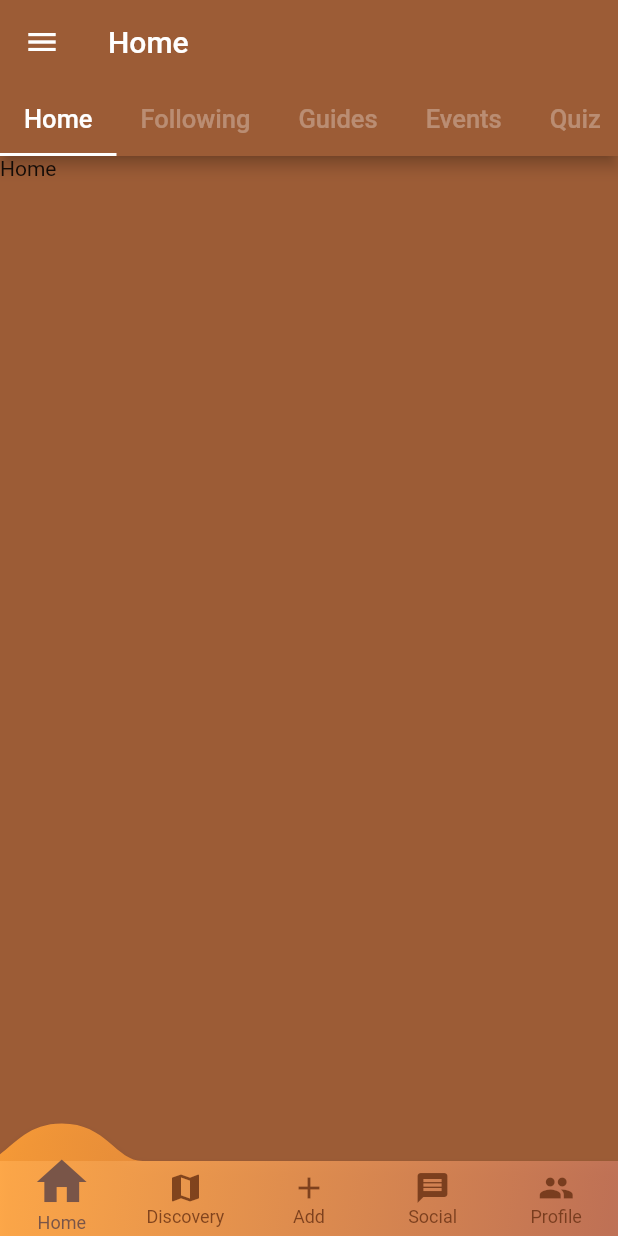
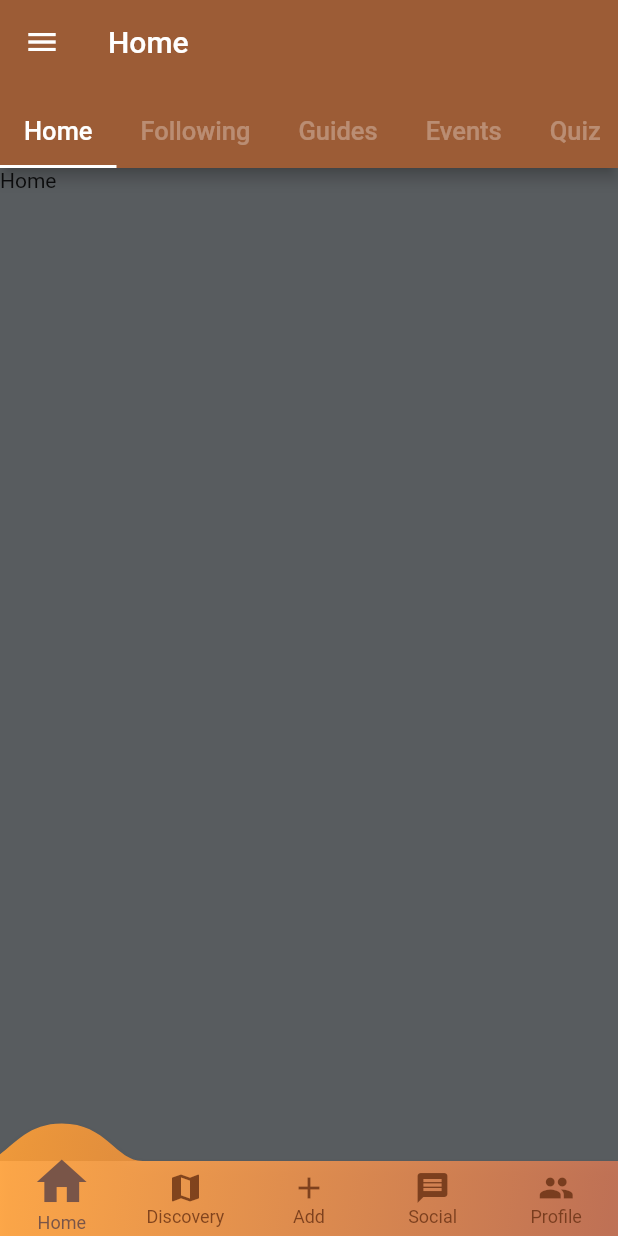
Before and after one commit to AlihDrajat/Membadut, a Flutter app: the Rumah screen opened directly, on a phone screen of 412 x 824 dp. Run offline on Flutter 3.47's test engine with Material 2 defaults, Android fonts, the phone set to English and light mode, and no system bars; drawn by our look-alikes of convex_bottom_bar; our stand-ins replace carousel_slider.

Commit message:
initial commit

```diff
--- a/lib/AddBar/add.dart
+++ b/lib/AddBar/add.dart
@@ -9,10 +9,6 @@ class Add extends StatelessWidget {
   Widget build(BuildContext context) {
     return Scaffold(
       drawer: Drawers(),
-      appBar: AppBar(
-        backgroundColor: Color.fromARGB(200, 156, 92, 54),
-        title: Text('Add'),
-      ),
       body: Container(
         color: Color.fromARGB(255, 88, 92, 95),
         child: Center(
--- a/lib/DiscoveryBar/discovery.dart
+++ b/lib/DiscoveryBar/discovery.dart
@@ -8,10 +8,6 @@ class Discovery extends StatelessWidget {
   Widget build(BuildContext context) {
     return Scaffold(
       drawer: Drawers(),
-      appBar: AppBar(
-        backgroundColor: Color.fromARGB(255, 156, 92, 54),
-        title: Text('Discovery'),
-      ),
       body: Container(
         color: Color.fromARGB(255, 88, 92, 95),
         child: Center(
--- a/lib/HomeBar/homeUI.dart
+++ b/lib/HomeBar/homeUI.dart
@@ -1,5 +1,4 @@
 import 'package:flutter/material.dart';
-import '../Drawer/drawer.dart';
 
 class HomeUI extends StatefulWidget {
   const HomeUI({Key? key}) : super(key: key);
@@ -60,19 +59,17 @@ class _HomeUIState extends State<HomeUI> {
     return DefaultTabController(
       length: categories.length,
       child: Scaffold(
-        drawer: Drawers(),
         appBar: AppBar(
           backgroundColor: Color.fromARGB(255, 156, 92, 54),
           bottom: PreferredSize(
-            preferredSize: Size.fromHeight(homeTabBar.preferredSize.height),
+            preferredSize: Size.fromHeight(0),
             child: Container(
               child: homeTabBar,
             ),
           ),
-          title: Text('Home'),
         ),
         body: Container(
-          color: Color.fromARGB(255, 156, 92, 54),
+          color: Color.fromARGB(255, 88, 92, 95),
           child: TabBarView(
             children: <Widget>[
               Text('Home'),
--- a/lib/MainPage/convexAppBar.dart
+++ b/lib/MainPage/convexAppBar.dart
@@ -16,6 +16,7 @@ class Rumah extends StatefulWidget {
 
 class _RumahState extends State<Rumah> {
   int selectedIndex = 0;
+
   List<Widget> listWidgets = [
     HomeUI(),
     Discovery(),
@@ -24,10 +25,23 @@ class _RumahState extends State<Rumah> {
     Profile()
   ];
 
+  List<String> appBarTitle = [
+    'Home',
+    'Discovery',
+    'Add',
+    'Social',
+    'Profile',
+  ];
+
   @override
   Widget build(BuildContext context) {
     return Scaffold(
       drawer: Drawers(),
+      appBar: AppBar(
+        elevation: 0,
+        backgroundColor: Color.fromARGB(255, 156, 92, 54),
+        title: Text(appBarTitle[selectedIndex]),
+      ),
       body: listWidgets[selectedIndex],
       bottomNavigationBar: ConvexAppBar.badge(
         {3: '21'},
--- a/lib/ProfileBar/profile.dart
+++ b/lib/ProfileBar/profile.dart
@@ -26,10 +26,6 @@ class _ProfileState extends State<Profile> {
     return Scaffold(
       resizeToAvoidBottomInset: false,
       drawer: Drawers(),
-      appBar: AppBar(
-        backgroundColor: Color.fromARGB(255, 156, 92, 54),
-        title: Text('Profile'),
-      ),
       body: Container(
         color: Color.fromARGB(255, 88, 92, 95),
         child: Stack(
```
Also changed, not shown: lib/SocialBar/SocialUI.dart (+3 -9 lines).
